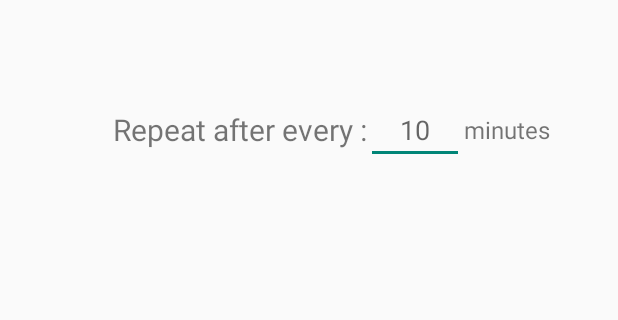
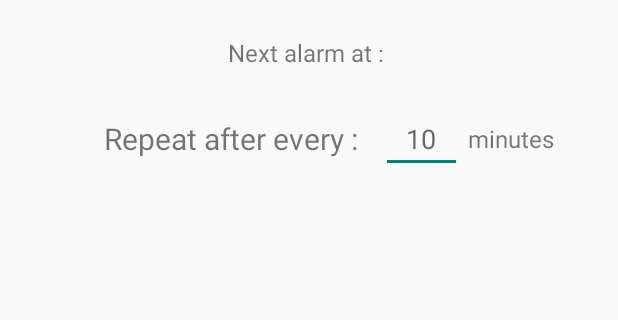
Before and after one commit to LalitSinghRana/CqCq, an Android app: the screen it shows after launch (MainActivity), on a phone screen of 412 x 824 dp, the part 73-393 px from its top. Run offline under Robolectric (Android 15) with nearby library versions, the phone set to English and light mode, and no system bars.

Commit message:
updated notification and UI

```diff
--- a/app/src/main/java/com/example/cqcq/MainActivity.java
+++ b/app/src/main/java/com/example/cqcq/MainActivity.java
@@ -1,12 +1,13 @@
 package com.example.cqcq;
 
+import androidx.annotation.RequiresApi;
 import androidx.appcompat.app.AppCompatActivity;
 import androidx.core.content.ContextCompat;
 
 import android.content.Intent;
 import android.content.SharedPreferences;
+import android.os.Build;
 import android.os.Bundle;
-import android.view.View;
 import android.widget.CompoundButton;
 import android.widget.Switch;
 import android.widget.TextView;
@@ -17,23 +18,28 @@ public class MainActivity extends AppCompatActivity {
     private Switch switch1;
 
     public static final String SHARED_PREF = "sharedPrefs";
-    public static final String MINUTES = "  minutes";
+    public static final String NEXT_ALARM = "nextAlarm";
     public static final String SWITCH1 = "switch1";
 
     private boolean switchOnOff;
+    private String getNextAlarm;
 
     @Override
     protected void onCreate(Bundle savedInstanceState) {
         super.onCreate(savedInstanceState);
         setContentView(R.layout.activity_main);
-        switch1 = (Switch)findViewById(R.id.switch1);
+        switch1 = findViewById(R.id.switch1);
 
         intent = new Intent(MainActivity.this, MyService.class);
 
         loadData();
         switch1.setChecked(switchOnOff);
 
+        TextView nextTime = findViewById(R.id.textView);
+        nextTime.setText("Next alarm at : " + getNextAlarm);
+
         switch1.setOnCheckedChangeListener(new CompoundButton.OnCheckedChangeListener() {
+            @RequiresApi(api = Build.VERSION_CODES.O)
             @Override
             public void onCheckedChanged(CompoundButton buttonView, boolean isChecked) {
                 if(isChecked) {
@@ -44,17 +50,14 @@ public class MainActivity extends AppCompatActivity {
                         switch1.setChecked(false);
                     } else {
                         intent.putExtra("minutes", min);
-
                         saveData(true);
-
-                        Toast.makeText(getApplicationContext(), "Set to " + min, Toast.LENGTH_SHORT).show();
-                        t.setText(min);
+                        Toast.makeText(getApplicationContext(), "Set to repeat after " + min + " minutes", Toast.LENGTH_SHORT).show();
 
                         ContextCompat.startForegroundService(MainActivity.this, intent);
                     }
                 } else {
                     saveData(false);
-                    Toast.makeText(getApplicationContext(),"Off", Toast.LENGTH_SHORT).show();
+                    Toast.makeText(getApplicationContext(),"Stopped alarm", Toast.LENGTH_SHORT).show();
                     stopService(intent);
                 }
             }
@@ -66,12 +69,15 @@ public class MainActivity extends AppCompatActivity {
         SharedPreferences.Editor editor = sharedPreferences.edit();
 
         editor.putBoolean(SWITCH1, myBool);
-
+        if(!myBool) {
+            editor.putString(NEXT_ALARM, "");
+        }
         editor.apply();
     }
 
     public void loadData() {
         SharedPreferences sharedPreferences = getSharedPreferences(SHARED_PREF, MODE_PRIVATE);
         switchOnOff = sharedPreferences.getBoolean(SWITCH1,false);
+        getNextAlarm = sharedPreferences.getString(NEXT_ALARM, "");
     }
 }
--- a/app/src/main/res/layout/activity_main.xml
+++ b/app/src/main/res/layout/activity_main.xml
@@ -39,13 +39,24 @@
         </LinearLayout>
     </LinearLayout>
 
-    <LinearLayout
+    <TextView
+        android:id="@+id/textView"
         android:layout_width="match_parent"
         android:layout_height="wrap_content"
         android:layout_marginStart="16dp"
         android:layout_marginLeft="16dp"
-        android:layout_marginTop="64dp"
+        android:layout_marginTop="16dp"
         android:layout_marginEnd="16dp"
+        android:layout_marginRight="16dp"
+        android:gravity="center"
+        android:padding="8dp"
+        android:text="TextView"
+        android:textSize="16sp" />
+
+    <LinearLayout
+        android:layout_width="match_parent"
+        android:layout_height="wrap_content"
+        android:layout_margin="16dp"
         android:layout_marginRight="16dp"
         android:orientation="horizontal">
 
@@ -53,7 +64,7 @@
             android:layout_width="wrap_content"
             android:layout_height="match_parent"
             android:layout_weight="2"
-            android:gravity="center_vertical|right"
+            android:gravity="center_vertical|end"
             android:text="Repeat after every :"
             android:textSize="20sp" />
 
@@ -61,13 +72,15 @@
             android:id="@+id/editTextNumber"
             android:layout_width="wrap_content"
             android:layout_height="match_parent"
+            android:layout_marginStart="16dp"
+            android:layout_marginLeft="16dp"
+            android:layout_marginEnd="4dp"
+            android:layout_marginRight="4dp"
             android:layout_weight="1"
             android:gravity="center"
             android:hint="10"
             android:inputType="number"
-            android:maxLength="4"
-            android:paddingLeft="8dp"
-            android:paddingRight="8dp" />
+            android:maxLength="4" />
 
         <TextView
             android:layout_width="wrap_content"
@@ -78,6 +91,8 @@
             android:textSize="16sp" />
 
     </LinearLayout>
+
+
 
     <!--
     <LinearLayout
```
Also changed, not shown: app/src/main/java/com/example/cqcq/MyService.java (+23 -2 lines).
